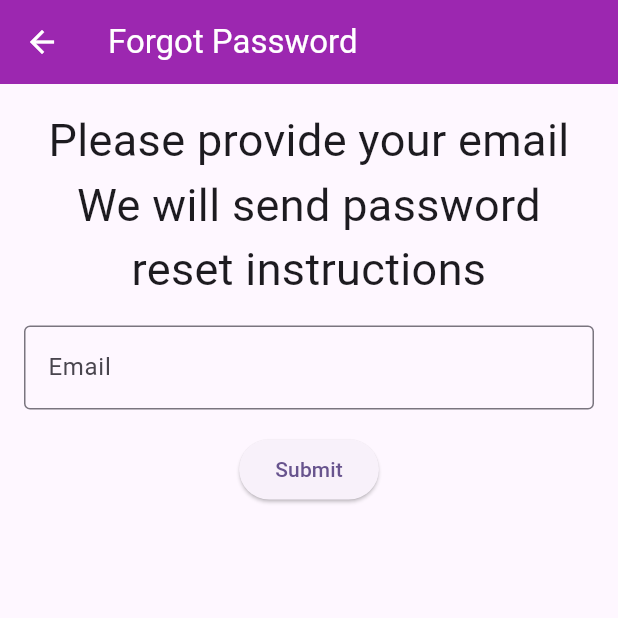
After one commit to abidroid/week6_firebase, a Flutter app: the screen it shows after launch, after a tap on "Forgot Password?", on a phone screen of 412 x 824 dp, the top half of it. The commit adds this screen. Run offline on Flutter 3.47's test engine with Material 3 defaults, Android fonts, the phone set to English and light mode, and no system bars; our stand-ins replace cloud_firestore, firebase_auth, firebase_core, firebase_storage, flutter_spinkit, fluttertoast and 2 more; accounts and stored records are empty.

Commit message:
forgot password done

```diff
--- /dev/null
+++ b/lib/screens/forgot_password_screen.dart
@@ -0,0 +1,76 @@
+import 'package:firebase_auth/firebase_auth.dart';
+import 'package:flutter/material.dart';
+import 'package:fluttertoast/fluttertoast.dart';
+import 'package:gap/gap.dart';
+
+class ForgotPasswordScreen extends StatefulWidget {
+  const ForgotPasswordScreen({super.key});
+
+  @override
+  State<ForgotPasswordScreen> createState() => _ForgotPasswordScreenState();
+}
+
+class _ForgotPasswordScreenState extends State<ForgotPasswordScreen> {
+  late TextEditingController emailC;
+
+  @override
+  void initState() {
+    emailC = TextEditingController();
+    super.initState();
+  }
+
+  @override
+  void dispose() {
+    emailC.dispose();
+    super.dispose();
+  }
+
+  @override
+  Widget build(BuildContext context) {
+    return Scaffold(
+      appBar: AppBar(
+        title: const Text('Forgot Password'),
+      ),
+      body: Padding(
+        padding: const EdgeInsets.all(16),
+        child: Column(
+          children: [
+            const Text(
+              'Please provide your email\nWe will send password reset instructions',
+              textAlign: TextAlign.center,
+              style: TextStyle(fontSize: 30),
+            ),
+            const Gap(16),
+            TextField(
+              controller: emailC,
+              decoration: const InputDecoration(
+                hintText: 'Email',
+                border: OutlineInputBorder(),
+              ),
+            ),
+            const Gap(16),
+            ElevatedButton(onPressed: () async{
+
+              String email = emailC.text.trim();
+
+              if( email.isNotEmpty){
+
+
+                try{
+                  await FirebaseAuth.instance.sendPasswordResetEmail(email: email);
+
+                  Fluttertoast.showToast(msg: 'Email Sent', fontSize: 30);
+                }on FirebaseAuthException catch (e){
+                    Fluttertoast.showToast(msg: e.message!, fontSize: 30);
+                }
+              }else{
+                Fluttertoast.showToast(msg: "please provide email");
+              }
+
+            }, child: const Text('Submit')),
+          ],
+        ),
+      ),
+    );
+  }
+}
--- a/lib/screens/login_screen.dart
+++ b/lib/screens/login_screen.dart
@@ -4,6 +4,7 @@ import 'package:fluttertoast/fluttertoast.dart';
 import 'package:gap/gap.dart';
 import 'package:week6_firebase/screens/dashboard_screen.dart';
 import 'package:week6_firebase/screens/email_verification_screen.dart';
+import 'package:week6_firebase/screens/forgot_password_screen.dart';
 import 'package:week6_firebase/screens/register_screen.dart';
 
 class LoginScreen extends StatefulWidget {
@@ -53,7 +54,17 @@ class _LoginScreenState extends State<LoginScreen> {
                   hintText: 'Password', border: OutlineInputBorder()),
             ),
 
-            const Gap(16),
+
+            Align(
+                alignment: Alignment.bottomRight,
+                child: TextButton(onPressed: (){
+
+                  Navigator.of(context).push(MaterialPageRoute(builder: (context){
+                    return const ForgotPasswordScreen();
+                  }));
+                }, child: const Text('Forgot Password?'))),
+
+
 
             ElevatedButton(onPressed: () async {
 
```
Also changed, not shown: pubspec.lock.
